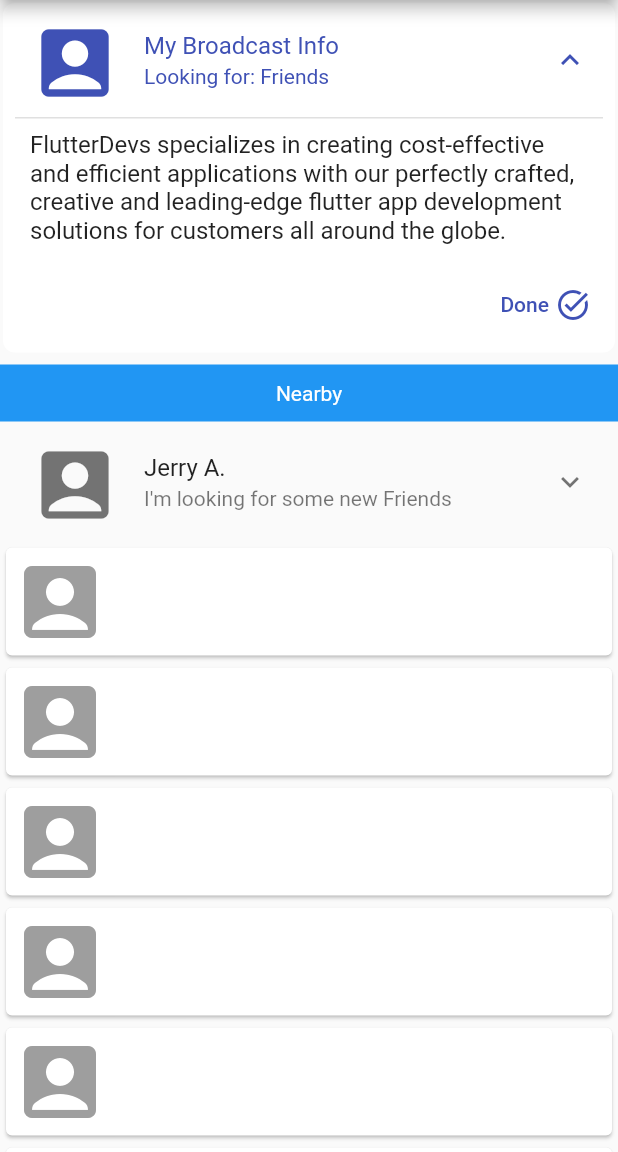
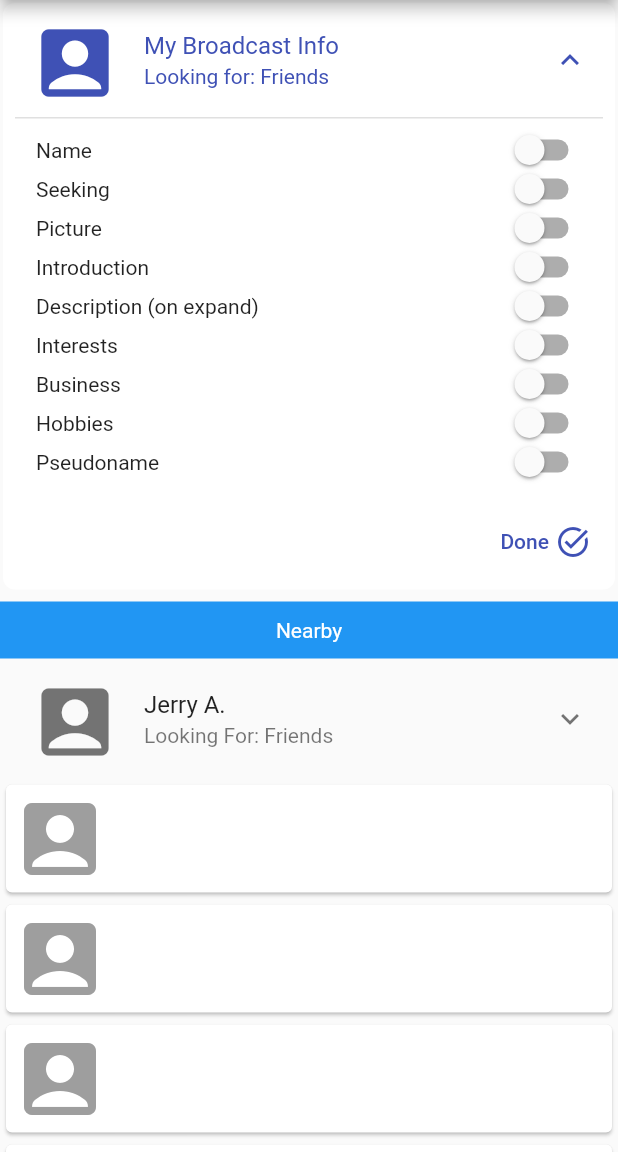
Before and after one commit to miketwheeler/sup_community, a Flutter app: the screen it shows once a user with an empty profile is signed in, after a tap on "My Broadcast Info", on a phone screen of 412 x 824 dp, the part 84-1236 px from its top. Run offline on Flutter 3.47's test engine with Material 2 defaults, Android fonts, the phone set to English and light mode, and no system bars; drawn by our look-alikes of expansion_tile_card; our stand-ins replace firebase_auth, firebase_core, google_sign_in; missing offline and left inert: flutter_login_facebook; accounts and stored records are empty.

Commit message:
worked more on the cards func and their state

```diff
--- a/lib/app/cards/broadcast_card.dart
+++ b/lib/app/cards/broadcast_card.dart
@@ -1,5 +1,7 @@
 import 'package:flutter/material.dart';
 import 'package:expansion_tile_card/expansion_tile_card.dart';
+import 'package:sup_community/common_widgets/selection_switch.dart';
+import 'package:sup_community/common_widgets/stateful_selection_switch.dart';
 
 class ExpansionCardWidget extends StatefulWidget {
   @override
@@ -39,13 +41,18 @@ class _ExpansionCardWidgetState extends State<ExpansionCardWidget> {
                 horizontal: 18.0,
                 vertical: 8.0,
               ),
-              child: Text(
-                "FlutterDevs specializes in creating cost-effective and efficient applications with our perfectly crafted,"
-                " creative and leading-edge flutter app development solutions for customers all around the globe.",
-                style: Theme.of(context)
-                    .textTheme
-                    .bodyText2
-                    ?.copyWith(fontSize: 16),
+              child: Column(
+                children: <Widget>[
+                  StatefulSelectionSwitch(label: 'Name'),
+                  StatefulSelectionSwitch(label: 'Seeking'),
+                  StatefulSelectionSwitch(label: 'Picture'),
+                  StatefulSelectionSwitch(label: 'Introduction'),
+                  StatefulSelectionSwitch(label: 'Description (on expand)'),
+                  StatefulSelectionSwitch(label: 'Interests'),
+                  StatefulSelectionSwitch(label: 'Business'),
+                  StatefulSelectionSwitch(label: 'Hobbies'),
+                  StatefulSelectionSwitch(label: 'Pseudoname'),
+                ],
               ),
             ),
           ),
--- a/lib/app/cards/nearby_card.dart
+++ b/lib/app/cards/nearby_card.dart
@@ -24,7 +24,7 @@ class _ExpansionNearbyCardWidgetState extends State<ExpansionNearbyCardWidget> {
           size: 60,
         ),
         title: Text("Jerry A."),
-        subtitle: Text("I'm looking for some new Friends"),
+        subtitle: Text("Looking For: Friends"),
         children: <Widget>[
           Align(
             alignment: Alignment.centerLeft,
--- a/lib/common_widgets/selection_switch.dart
+++ b/lib/common_widgets/selection_switch.dart
@@ -8,11 +8,13 @@ class SwitchWithText extends StatelessWidget {
   const SwitchWithText({
     Key? key,
     required this.label,
+    required this.value,
+    required this.onChanged,
   }) : super(key: key);
 
   final String label;
-  final bool value = false;
-  final Function onChanged = _onChanged;
+  final bool value;
+  final Function onChanged;
   final EdgeInsets padding = const EdgeInsets.fromLTRB(8.0, 0.0, 8.0, 0.0);
 
 
@@ -24,7 +26,7 @@ class SwitchWithText extends StatelessWidget {
       },
       child: Container(
         // padding: padding,
-        height: 22.0,
+        height: 26.0,
         margin: EdgeInsets.only(left: 4.0),
         child: Row(
           // crossAxisAlignment: ,
@@ -44,7 +46,3 @@ class SwitchWithText extends StatelessWidget {
     );
   }
 }
-
-_onChanged() {
-  return {};
-}
--- /dev/null
+++ b/lib/common_widgets/stateful_selection_switch.dart
@@ -0,0 +1,26 @@
+import 'package:flutter/material.dart';
+import 'package:sup_community/common_widgets/selection_switch.dart';
+
+class StatefulSelectionSwitch extends StatefulWidget {
+  final String label;
+  const StatefulSelectionSwitch({Key? key, required this.label}) : super(key: key);
+
+  @override
+  State<StatefulSelectionSwitch> createState() =>
+      _StatefulSelectionSwitchState();
+}
+
+class _StatefulSelectionSwitchState extends State<StatefulSelectionSwitch> {
+  bool _isSelected = false;
+
+  Widget build(BuildContext context) {
+    return SwitchWithText(
+        label: widget.label,
+        value: _isSelected,
+        onChanged: (bool newValue) {
+          setState(() {
+            _isSelected = newValue;
+          });
+        });
+  }
+}
```
Also changed, not shown: pubspec.lock.
